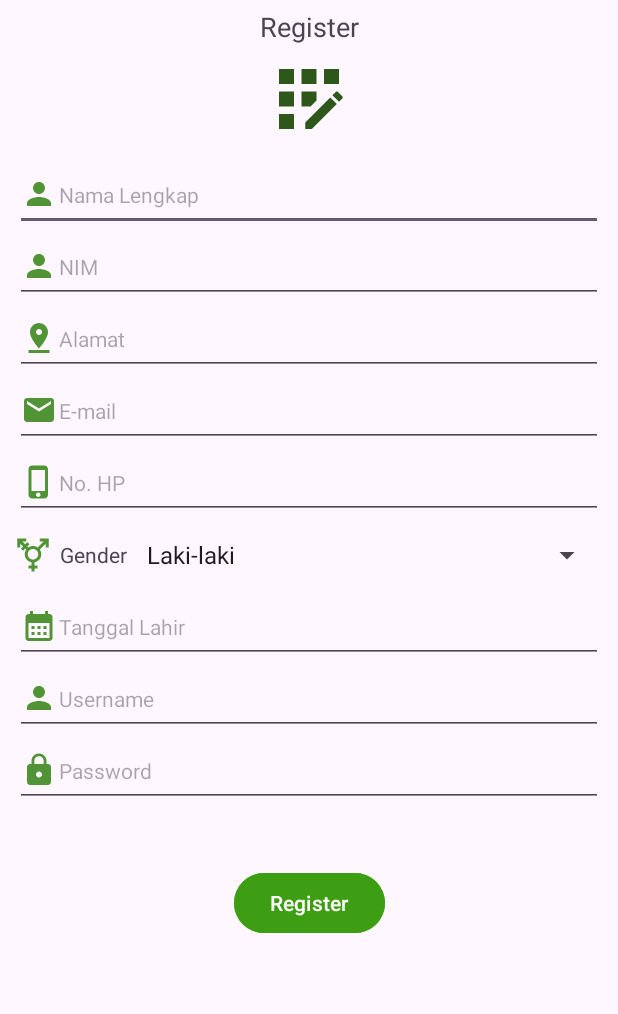
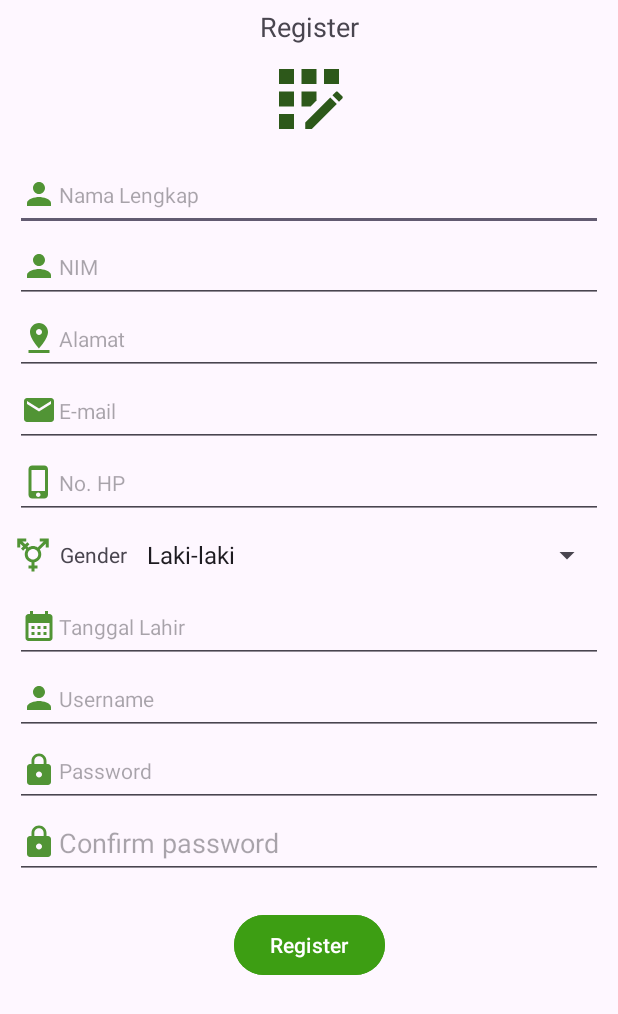
Before and after one commit to SyahrurRohmaann/TheStudent, an Android app: the screen it shows after launch (MainActivity), on a phone screen of 412 x 824 dp. Shown: the top 1014 px of the screen. Run offline under Robolectric (Android 15) with nearby library versions, the phone set to English and light mode, and no system bars.

Commit message:
UPDATE - Menambahkan editText confirm password

```diff
--- a/app/src/main/res/layout/activity_main.xml
+++ b/app/src/main/res/layout/activity_main.xml
@@ -33,7 +33,7 @@
         android:layout_width="0dp"
         android:layout_height="48dp"
         android:entries="@array/gender"
-        android:text="iPlih Jenis Kelamin"
+        android:text="Plih Jenis Kelamin"
         android:textAppearance="@style/TextAppearance.AppCompat.Small"
         android:textColor="@color/m3_hint_foreground"
         app:layout_constraintEnd_toEndOf="@+id/edt_phone"
@@ -169,12 +169,12 @@
         android:id="@+id/button"
         android:layout_width="wrap_content"
         android:layout_height="wrap_content"
-        android:layout_marginTop="40dp"
+        android:layout_marginTop="20dp"
         android:backgroundTint="#3D9E13"
         android:text="Register"
         app:layout_constraintEnd_toEndOf="parent"
         app:layout_constraintStart_toStartOf="parent"
-        app:layout_constraintTop_toBottomOf="@+id/edt_password"
+        app:layout_constraintTop_toBottomOf="@+id/editTextNumberPassword"
         app:strokeColor="#18610E" />
 
     <TextView
@@ -188,4 +188,17 @@
         app:layout_constraintStart_toStartOf="@+id/edt_phone"
         app:layout_constraintTop_toBottomOf="@+id/edt_phone" />
 
+    <EditText
+        android:id="@+id/editTextNumberPassword"
+        android:layout_width="0dp"
+        android:layout_height="48dp"
+        android:drawableLeft="@drawable/baseline_lock_24"
+        android:drawablePadding="1dp"
+        android:ems="10"
+        android:hint="Confirm password"
+        android:inputType="numberPassword"
+        app:layout_constraintEnd_toEndOf="@+id/edt_password"
+        app:layout_constraintStart_toStartOf="@+id/edt_password"
+        app:layout_constraintTop_toBottomOf="@+id/edt_password" />
+
 </androidx.constraintlayout.widget.ConstraintLayout>
```
